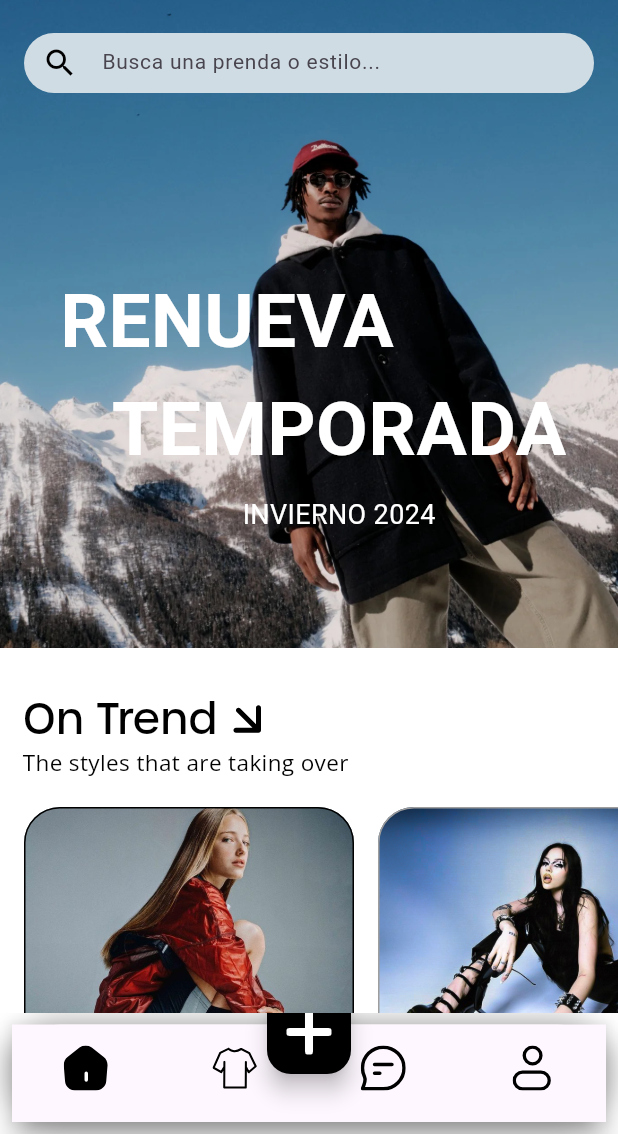
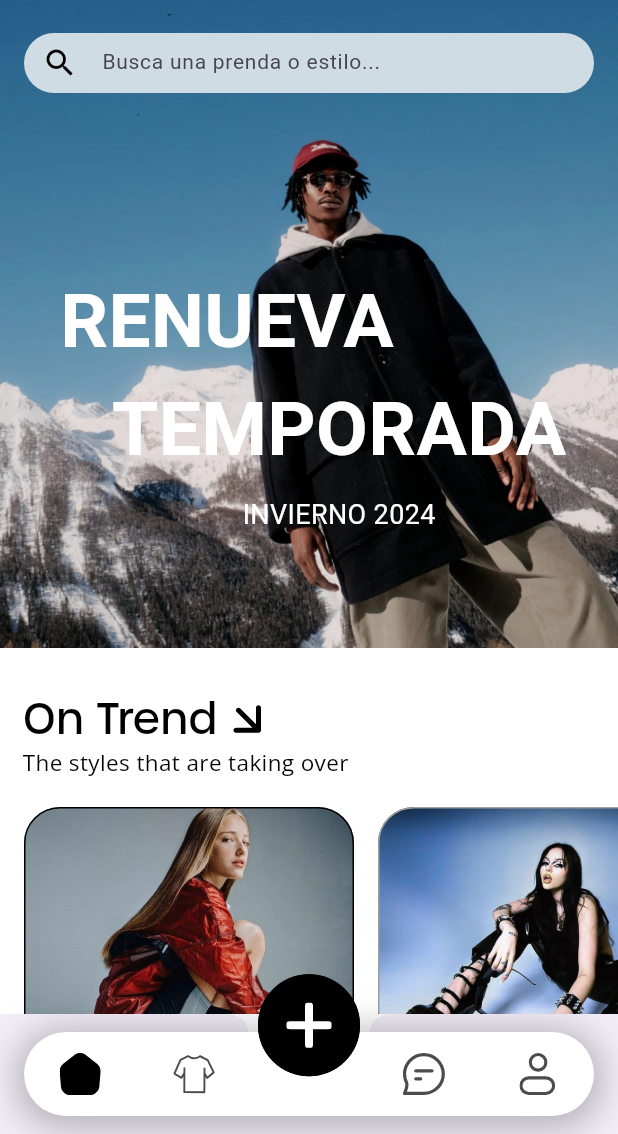
Before and after one commit to SwappyUPV/Swappy-Front, a Flutter app: the screen it shows after launch, on a phone screen of 412 x 824 dp, the part 102-1236 px from its top. Run offline on Flutter 3.47's test engine with Material 3 defaults, Android fonts, the phone set to English and light mode, and no system bars; our stand-ins replace cached_network_image, cloud_firestore, firebase_auth, firebase_core, firebase_storage, flutter_svg and 6 more; accounts and stored records are empty; Roboto replaces fonts that are missing (UrbaneExtraLight); project files that could hold a hidden picture were left out.

Commit message:
diseño y funcionalidad con errores de barra navegación

```diff
--- a/lib/features/catalogue/presentation/widgets/navigation_menu.dart
+++ b/lib/features/catalogue/presentation/widgets/navigation_menu.dart
@@ -1,194 +1,76 @@
 import 'package:flutter/material.dart';
 import 'package:flutter_svg/flutter_svg.dart';
 import 'package:get/get.dart';
+import 'package:firebase_auth/firebase_auth.dart';
 import 'package:pin/features/add_product/presentation/screens/add_product_screen.dart';
 import 'package:pin/features/catalogue/presentation/screens/catalogue_screen.dart';
 import 'package:pin/features/chat/presentation/screens/chats/chats_screen.dart';
 import 'package:pin/features/profile/presentation/screens/profile_screen.dart';
+import 'package:pin/features/auth/presentation/screens/login_screen.dart';
 import 'package:pin/features/virtual_closet/presentation/screens/virtual_closet_screen.dart';
-import 'package:firebase_auth/firebase_auth.dart';
-import 'package:pin/features/auth/presentation/screens/login_screen.dart';
 
-class NavigationMenu extends StatelessWidget {
-  NavigationMenu({super.key});
+class NavigationMenu extends StatefulWidget {
+  const NavigationMenu({Key? key}) : super(key: key);
 
+  @override
+  State<NavigationMenu> createState() => _NavigationMenuState();
+}
+
+class _NavigationMenuState extends State<NavigationMenu> {
   final NavigationController controller = Get.put(NavigationController());
   final AuthController authController = Get.put(AuthController());
 
-  @override
-  Widget build(BuildContext context) {
-    return LayoutBuilder(
-      builder: (context, constraints) {
-        if (constraints.maxWidth >= 600) {
-          return Scaffold(
-            body: Row(
-              children: [
-                NavigationRail(
-                  selectedIndex: controller.selectedIndex.value,
-                  onDestinationSelected: (index) {
-                    if (index == 0 || index == 4) {
-                      controller.updateIndex(index);
-                    } else if (authController.isLoggedIn.value) {
-                      controller.updateIndex(index);
-                    } else {
-                      _showLoginDialog(context);
-                    }
-                  },
-                  labelType: NavigationRailLabelType.all,
-                  destinations: [
-                    NavigationRailDestination(
-                      icon: SvgPicture.asset('assets/icons/navBar/home.svg', width: 30, height: 30),
-                      selectedIcon: SvgPicture.asset('assets/icons/navBar/home_selected.svg', width: 30, height: 30),
-                      label: Text('Catálogo'),
-                    ),
-                    NavigationRailDestination(
-                      icon: SvgPicture.asset('assets/icons/navBar/top.svg', width: 30, height: 30),
-                      selectedIcon: SvgPicture.asset('assets/icons/navBar/top_selected.svg', width: 30, height: 30),
-                      label: Text('Armario'),
-                    ),
-                    NavigationRailDestination(
-                      icon: SvgPicture.asset('assets/icons/navBar/chat.svg', width: 30, height: 30),
-                      selectedIcon: SvgPicture.asset('assets/icons/navBar/chat_selected.svg', width: 30, height: 30),
-                      label: Text('Chat'),
-                    ),
-                    NavigationRailDestination(
-                      icon: SvgPicture.asset('assets/icons/navBar/user.svg', width: 30, height: 30),
-                      selectedIcon: SvgPicture.asset('assets/icons/navBar/user_selected.svg', width: 30, height: 30),
-                      label: Text(authController.isLoggedIn.value ? 'Perfil' : 'Iniciar Sesión'),
-                    ),
-                  ],
-                ),
-                Expanded(
-                  child: Obx(() {
-                    switch (controller.selectedIndex.value) {
-                      case 0:
-                        return const Catalogue();
-                      case 1:
-                        return const VirtualCloset();
-                      case 2:
-                        return const AddProduct();
-                      case 3:
-                        return ChatsScreen();
-                      case 4:
-                        return authController.isLoggedIn.value
-                            ? const Profile()
-                            : const Login();
-                      default:
-                        return const Catalogue();
-                    }
-                  }),
-                ),
-              ],
-            ),
-          );
-        } else {
-          return Scaffold(
-            body: Obx(() {
-              switch (controller.selectedIndex.value) {
-                case 0:
-                  return const Catalogue();
-                case 1:
-                  return const VirtualCloset();
-                case 2:
-                  return const AddProduct();
-                case 3:
-                  return ChatsScreen();
-                case 4:
-                  return authController.isLoggedIn.value
-                      ? const Profile()
-                      : const Login();
-                default:
-                  return const Catalogue();
-              }
-            }),
-            bottomNavigationBar: Obx(() => Stack(
-              alignment: Alignment.bottomCenter,
-              children: [
-                Padding(
-                  padding: const EdgeInsets.all(8),
-                  child: Container(
-                    decoration: BoxDecoration(
-                      color: Colors.white,
-                      borderRadius: BorderRadius.circular(150.0),
-                      boxShadow: [
-                        BoxShadow(
-                          color: Colors.black26,
-                          blurRadius: 15,
-                          spreadRadius: 5,
-                          offset: Offset(0, 0),
-                        ),
-                      ],
-                    ),
-                    child: BottomNavigationBar(
-                      currentIndex: controller.selectedIndex.value,
-                      onTap: (index) {
-                        if (index == 0 || index == 4) {
-                          controller.updateIndex(index);
-                        } else if (authController.isLoggedIn.value) {
-                          controller.updateIndex(index);
-                        } else {
-                          _showLoginDialog(context);
-                        }
-                      },
-                      type: BottomNavigationBarType.fixed,
-                      showSelectedLabels: false,
-                      showUnselectedLabels: false,
-                      items: [
-                        _buildNavBarItem('home', 'home_selected', 0),
-                        _buildNavBarItem('top', 'top_selected', 1),
-                        _buildNavBarItem('chat', 'chat_selected', 3),
-                        _buildNavBarItem('user', 'user_selected', 4),
-                      ],
-                    ),
-                  ),
-                ),
-                Positioned(
-                  bottom: 40,
-                  child: FloatingActionButton(
-                    onPressed: () {
-                      controller.updateIndex(2);
-                    },
-                    backgroundColor: Colors.black,
-                    child: SvgPicture.asset('assets/icons/navBar/add.svg', width: 30, height: 30, color: Colors.white),
-                  ),
-                ),
-              ],
-            )),
-          );
-        }
-      },
-    );
+  final List<GlobalKey<NavigatorState>> _navKeys = List.generate(5, (_) => GlobalKey<NavigatorState>());
+  final List<Widget> _pages = [
+    const Catalogue(),
+    const VirtualCloset(),
+    const AddProduct(),
+    ChatsScreen(),
+    const Profile(),
+  ];
+
+  int _selectedIndex = 0;
+
+  Future<bool> _onWillPop() async {
+    if (_navKeys[_selectedIndex].currentState?.canPop() ?? false) {
+      _navKeys[_selectedIndex].currentState?.pop();
+      return false;
+    }
+    return true;
   }
 
-  BottomNavigationBarItem _buildNavBarItem(String icon, String selectedIcon, int index) {
-    return BottomNavigationBarItem(
-      icon: SizedBox(
-        width: 30,
-        height: 30,
-        child: SvgPicture.asset(
-          'assets/icons/navBar/${controller.selectedIndex.value != index ? icon : selectedIcon}.svg',
-        ),
-      ),
-      label: '',
-    );
+  void _onItemTapped(int index) {
+    if (_selectedIndex == index) {
+      _navKeys[index].currentState?.popUntil((route) => route.isFirst);
+    } else if (index == 1 || index == 2 || index == 3 || index == 4) {
+      if (authController.isLoggedIn.value) {
+        setState(() {
+          _selectedIndex = index;
+        });
+      } else {
+        _showLoginDialog();
+      }
+    } else {
+      setState(() {
+        _selectedIndex = index;
+      });
+    }
   }
 
-  void _showLoginDialog(BuildContext context) {
+  void _showLoginDialog() {
     showDialog(
       context: context,
       builder: (BuildContext context) {
         return AlertDialog(
-          title: const Text('Login Required'),
-          content: const Text('You need to log in to access this feature.'),
+          title: const Text('Inicio de Sesión'),
+          content: const Text('Necesitas iniciar sesión para acceder a esta sección.'),
           actions: <Widget>[
             TextButton(
-              child: const Text('Cancel'),
-              onPressed: () {
-                Navigator.of(context).pop();
-              },
+              child: const Text('Cancelar'),
+              onPressed: () => Navigator.of(context).pop(),
             ),
             TextButton(
-              child: const Text('Login'),
+              child: const Text('Iniciar Sesión'),
               onPressed: () {
                 Navigator.of(context).pop();
                 Navigator.pushReplacement(
@@ -200,6 +82,191 @@ class NavigationMenu extends StatelessWidget {
           ],
         );
       },
+    );
+  }
+
+  @override
+  Widget build(BuildContext context) {
+    return LayoutBuilder(
+      builder: (context, constraints) {
+        // Use NavigationRail for larger screens
+        if (constraints.maxWidth >= 600) {
+          return Scaffold(
+            body: Row(
+              children: [
+                NavigationRail(
+                  selectedIndex: _selectedIndex,
+                  onDestinationSelected: (index) {
+                    if (index == 2 || index == 3 || index == 4) {
+                      if (authController.isLoggedIn.value) {
+                        setState(() {
+                          _selectedIndex = index;
+                        });
+                      } else {
+                        _showLoginDialog();
+                      }
+                    } else {
+                      setState(() {
+                        _selectedIndex = index;
+                      });
+                    }
+                  },
+                  labelType: NavigationRailLabelType.all,
+                  leading: FloatingActionButton(
+                    onPressed: () {
+                      if (authController.isLoggedIn.value) {
+                        _onItemTapped(2);
+                      } else {
+                        _showLoginDialog();
+                      }
+                    },
+                    backgroundColor: Colors.black,
+                    child: SvgPicture.asset(
+                      'assets/icons/navBar/add.svg',
+                      width: 30,
+                      height: 30,
+                      color: Colors.white,
+                    ),
+                  ),
+                  destinations: [
+                    _buildRailDestination('home', 'home_selected', 'Catalogue'),
+                    _buildRailDestination('top', 'top_selected', 'Closet'),
+                    _buildRailDestination('chat', 'chat_selected', 'Chat'),
+                    _buildRailDestination('user', 'user_selected', authController.isLoggedIn.value ? 'Profile' : 'Login'),
+                  ],
+                ),
+                Expanded(
+                  child: WillPopScope(
+                    onWillPop: _onWillPop,
+                    child: Navigator(
+                      key: _navKeys[_selectedIndex],
+                      onGenerateInitialRoutes: (_, __) {
+                        return [
+                          MaterialPageRoute(
+                            builder: (context) => _pages[_selectedIndex],
+                          ),
+                        ];
+                      },
+                    ),
+                  ),
+                ),
+              ],
+            ),
+          );
+        } else {
+          // Use Bottom Navigation for smaller screens
+          return Scaffold(
+            body: WillPopScope(
+              onWillPop: _onWillPop,
+              child: IndexedStack(
+                index: _selectedIndex,
+                children: _pages
+                    .asMap()
+                    .entries
+                    .map((entry) => Navigator(
+                  key: _navKeys[entry.key],
+                  onGenerateInitialRoutes: (_, __) {
+                    return [
+                      MaterialPageRoute(
+                        builder: (context) => entry.value,
+                      ),
+                    ];
+                  },
+                ))
+                    .toList(),
+              ),
+            ),
+            floatingActionButtonLocation: FloatingActionButtonLocation.centerDocked,
+            floatingActionButton: Container(
+              margin: const EdgeInsets.only(top: 15),
+              height: 68,
+              width: 68,
+              child: FloatingActionButton(
+                backgroundColor: Colors.black,
+                elevation: 0,
+                onPressed: () {
+                  if (authController.isLoggedIn.value) {
+                    _onItemTapped(2);
+                  } else {
+                    _showLoginDialog();
+                  }
+                },
+                shape: RoundedRectangleBorder(
+                  side: const BorderSide(width: 3, color: Colors.black),
+                  borderRadius: BorderRadius.circular(100),
+                ),
+                child: SvgPicture.asset(
+                  'assets/icons/navBar/add.svg',
+                  width: 30,
+                  height: 30,
+                  color: Colors.white,
+                ),
+              ),
+            ),
+            bottomNavigationBar: BottomAppBar(
+              shape: const CircularNotchedRectangle(),
+              notchMargin: 8.0,
+              child: Container(
+                height: 60,
+                decoration: BoxDecoration(
+                  color: Colors.white,
+                  borderRadius: BorderRadius.circular(30.0),
+                  boxShadow: [
+                    BoxShadow(
+                      color: Colors.black26,
+                      blurRadius: 20,
+                      spreadRadius: 5,
+                      offset: Offset(0, 3),
+                    ),
+                  ],
+                ),
+                child: Row(
+                  mainAxisAlignment: MainAxisAlignment.spaceAround,
+                  children: [
+                    _buildNavBarItem('home', 0),
+                    _buildNavBarItem('top', 1),
+                    const SizedBox(width: 50), // Space for the floating action button
+                    _buildNavBarItem('chat', 3),
+                    _buildNavBarItem('user', 4),
+                  ],
+                ),
+              ),
+            ),
+          );
+        }
+      },
+    );
+  }
+
+  NavigationRailDestination _buildRailDestination(String icon, String selectedIcon, String label) {
+    final bool isSelected = _selectedIndex == _pages.indexWhere((element) => element.toString() == label);
+    return NavigationRailDestination(
+      icon: SvgPicture.asset(
+        'assets/icons/navBar/$icon.svg',
+        width: 30,
+        height: 30,
+        color: isSelected ? Colors.black : Colors.black.withOpacity(0.7),
+      ),
+      selectedIcon: SvgPicture.asset(
+        'assets/icons/navBar/$selectedIcon.svg',
+        width: 30,
+        height: 30,
+        color: Colors.black,
+      ),
+      label: Text(label),
+    );
+  }
+
+  Widget _buildNavBarItem(String icon, int index) {
+    final bool isSelected = _selectedIndex == index;
+    return IconButton(
+      icon: SvgPicture.asset(
+        'assets/icons/navBar/${isSelected ? '${icon}_selected' : icon}.svg',
+        width: 28,
+        height: 28,
+        color: isSelected ? Colors.black : Colors.black.withOpacity(0.7),
+      ),
+      onPressed: () => _onItemTapped(index),
     );
   }
 }
@@ -221,9 +288,6 @@ class AuthController extends GetxController {
     super.onInit();
     _auth.authStateChanges().listen((User? user) {
       isLoggedIn.value = user != null;
-      if (isLoggedIn.value) {
-        Get.find<NavigationController>().updateIndex(0);
-      }
     });
   }
 }
```
